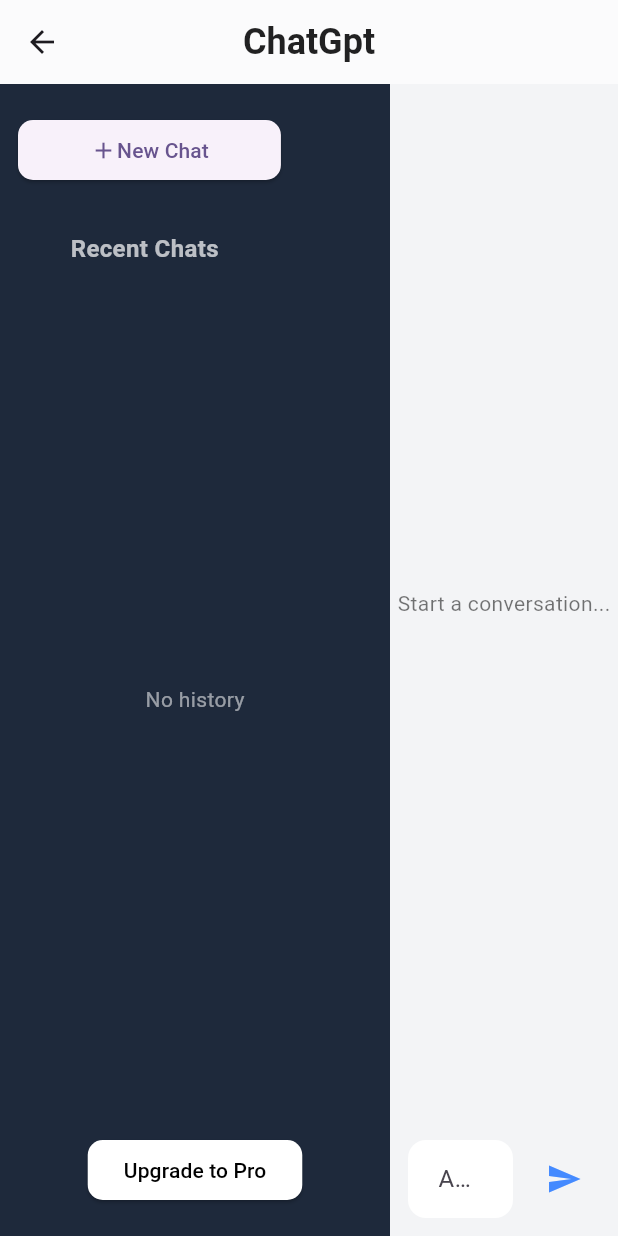
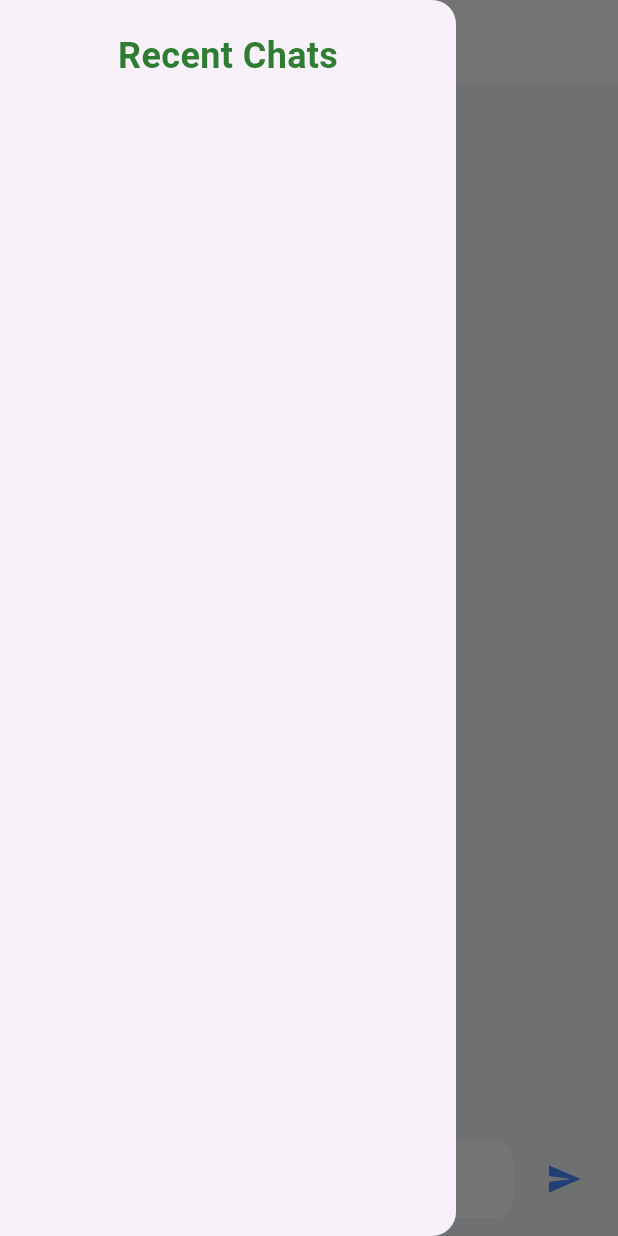
Before and after one commit to MeharAzaan/chatgpt, a Flutter app: the Chromeai screen opened by its route, with the side drawer open (before the commit the screen has no drawer), on a phone screen of 412 x 824 dp. Run offline on Flutter 3.47's test engine with Material 3 defaults, Android fonts, the phone set to English and light mode, and no system bars; our stand-ins replace firebase_auth, firebase_core; accounts and stored records are empty.

Commit message:
responsive

```diff
--- a/lib/Model/chatgptprovider.dart
+++ b/lib/Model/chatgptprovider.dart
@@ -9,7 +9,7 @@ class chatprovider extends ChangeNotifier{
   bool loading =false;
   Future<bool> sendRequest(String description)async
   {
-    print("sending request");
+   // print("sending request");
     loading = true;
     input.add(description);
     notifyListeners();
@@ -30,7 +30,7 @@ class chatprovider extends ChangeNotifier{
     loading = false;
     notifyListeners();
     if(responce.statusCode==200){
-      print(responce.body);
+      //print(responce.body);
       final decoded = jsonDecode(responce.body);
       final ans = decoded['candidates'][0]['content']['parts'][0]['text'];
       count++;
--- a/lib/View/login.dart
+++ b/lib/View/login.dart
@@ -15,7 +15,6 @@ class Login extends StatefulWidget {
 class _LoginState extends State<Login> {
   final TextEditingController emailController = TextEditingController();
   final TextEditingController passwordController = TextEditingController();
-
   @override
   Widget build(BuildContext context) {
     return Scaffold(
--- a/lib/View/mainscreen.dart
+++ b/lib/View/mainscreen.dart
@@ -15,6 +15,9 @@ class _ChromeaiState extends State<Chromeai> {
 
   @override
   Widget build(BuildContext context) {
+    return LayoutBuilder(
+      builder: (BuildContext context, BoxConstraints constraints) {
+        final isWeb = constraints.maxWidth > 700;
         return Scaffold(
           backgroundColor: const Color(0xFFF3F4F6),
           appBar: AppBar(
@@ -30,9 +33,77 @@ class _ChromeaiState extends State<Chromeai> {
             ),
             centerTitle: true,
           ),
+          drawer: isWeb
+              ? null
+              : Drawer(
+            child:SingleChildScrollView(
+              child: Column(
+                children: [
+                  const SizedBox(height: 20),
+                  const Text(
+                    'Recent Chats',
+                    style: TextStyle(
+                      fontSize: 24,
+                      color: Color(0xFF2E7D32), // Deep green text
+                      fontWeight: FontWeight.w600,
+                    ),
+                  ),
+                  const SizedBox(height: 20),
+                  Container(
+                    height: 800,
+                    width: double.infinity,
+                    child: Consumer<chatprovider>(
+                      builder: (ctx, provider, _) {
+                        return ListView.builder(
+                          itemCount: provider.history.length,
+                          itemBuilder: (ctx, index) {
+                            return Padding(
+                              padding: const EdgeInsets.symmetric(horizontal: 12, vertical: 6),
+                              child: ListTile(
+                                tileColor: const Color(0xFFE8F5E9), // Light green background
+                                shape: RoundedRectangleBorder(
+                                  borderRadius: BorderRadius.circular(12),
+                                ),
+                                leading: CircleAvatar(
+                                  backgroundColor: const Color(0xFF81C784), // Soft green avatar
+                                  child: Text(
+                                    "${index + 1}",
+                                    style: const TextStyle(
+                                      color: Colors.white,
+                                      fontWeight: FontWeight.bold,
+                                    ),
+                                  ),
+                                ),
+                                title: Text(
+                                  provider.history[index],
+                                  overflow: TextOverflow.ellipsis,
+                                  style: const TextStyle(
+                                    fontWeight: FontWeight.bold,
+                                    color: Color(0xFF1B5E20), // Darker green title
+                                  ),
+                                ),
+                                onTap: () {
+                                  Navigator.pop(context);
+                                  textController.text = provider.history[index];
+                                  context.read<chatprovider>().sendRequest(provider.history[index]);
+                                  textController.clear();
+                                },
+                              ),
+                            );
+                          },
+                        );
+                      },
+                    ),
+                  ),
+                ],
+              ),
+            ),
+
+          ),
           body: Row(
             children: [
               // Sidebar
+              if (isWeb)
               Container(
                 width: 260,
                 color: const Color(0xFF1E293B),
@@ -232,5 +303,7 @@ class _ChromeaiState extends State<Chromeai> {
             ],
           ),
         );
+      },
+    );
   }
 }
```
Also changed, not shown: lib/main.dart (+4 -4 lines), firebase.json (added), lib/firebase_options.dart (added), 7 other files. Lines whose indentation alone changed are shown as unchanged.
